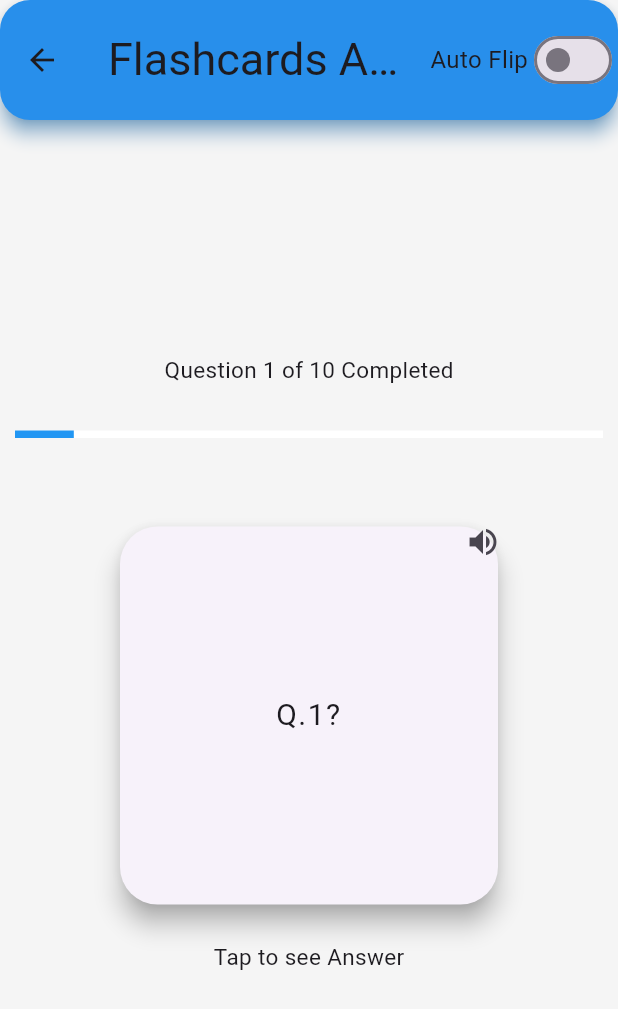
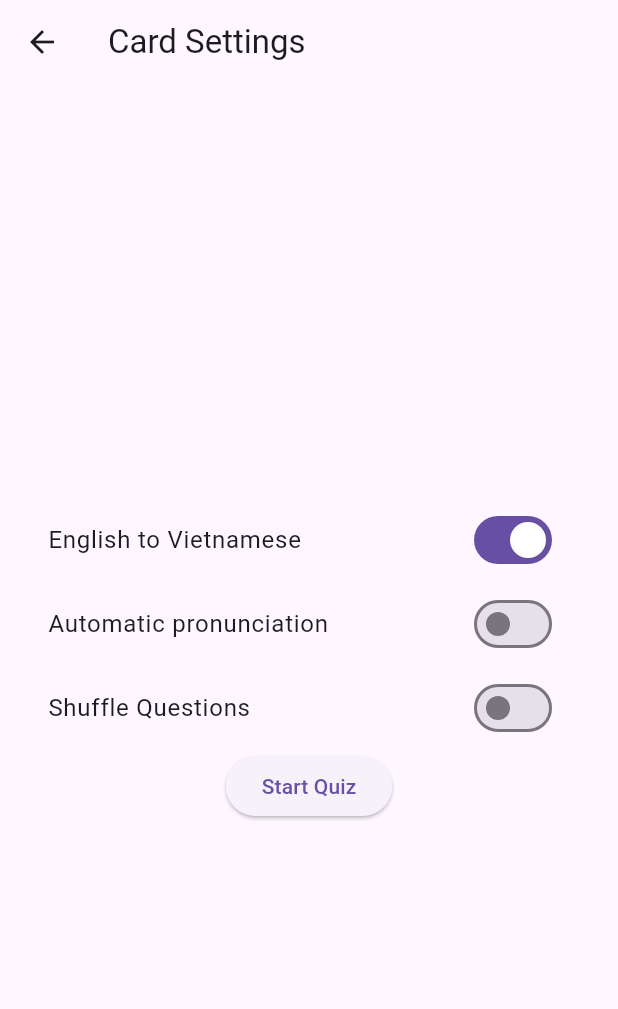
Before and after one commit to PhamThanhTuan0215/Flutter-Learning-English-Application, a Flutter app: the MainMenu screen opened directly with empty values, after a tap on "FlashCard learning", on a phone screen of 412 x 824 dp. Shown: the top 1009 px of the screen. Run offline on Flutter 3.47's test engine with Material 3 defaults, Android fonts, the phone set to English and light mode, and no system bars; drawn by our look-alikes of flip_card; our stand-ins replace csv, file_picker, flutter_tts, ionicons, jwt_decoder, shared_preferences and 1 more; accounts and stored records are empty.

Commit message:
flash Card

```diff
--- a/lib/Homepage.dart
+++ b/lib/Homepage.dart
@@ -4,7 +4,6 @@ import 'package:application_learning_english/screens/popular_flashcard.dart';
 import 'package:application_learning_english/user.dart';
 import 'package:application_learning_english/utils/sessionUser.dart';
 import 'package:flutter/material.dart';
-import 'package:shared_preferences/shared_preferences.dart';
 
 void main() {
   runApp(MyApp());
--- a/lib/flashCard/ques_ans_file.dart
+++ /dev/null
@@ -1,34 +0,0 @@
-class Flashcard {
-  final String question;
-  final String answer;
-
-  Flashcard({required this.question, required this.answer});
-}
-
-List<Flashcard> quesAnsList = [
-  Flashcard(
-      question: "Q.1?",
-      answer: "India has the largest number of wild tigers in the world."),
-  Flashcard(question: "Q.2", answer: "chhatrapati Shivaji Maharaj"),
-  Flashcard(question: "Q.3:", answer: "Sher-e-Punjab"),
-  Flashcard(
-      question: "Q.T4",
-      answer:
-          "Babar and Jahangir were two of the great Mughals wrote their own memories."),
-  Flashcard(question: "Q.5 ?", answer: "Udham Singh"),
-  Flashcard(
-      question: "Q.What other viruses belong to the coronavirus family?",
-      answer: "SARS and MERS"),
-  Flashcard(
-      question: "Q.When did WHO come into force and what is the day called?",
-      answer: "7th April 1948, World Health Day"),
-  Flashcard(
-      question: "Q.What does COVID-19 stand for?",
-      answer: "Coronavirus disease of 2019."),
-  Flashcard(
-      question: "Q.Which scientist was the first to discover Coronavirus?",
-      answer: "June Almeida"),
-  Flashcard(
-      question: "Q.The Taj Mahal was built during the rule of:",
-      answer: "Shah Jahan"),
-];
--- /dev/null
+++ b/lib/screens/Vocab_learning/card_learning/card_setting.dart
@@ -0,0 +1,79 @@
+import 'package:application_learning_english/screens/Vocab_learning/card_learning/flash_card/flashCard.dart';
+import 'package:flutter/material.dart';
+import 'package:application_learning_english/models/word.dart';
+
+class CardSettingsScreen extends StatefulWidget {
+  final List<Word> words;
+
+  const CardSettingsScreen({Key? key, required this.words}) : super(key: key);
+  @override
+  _CardSettingsScreenState createState() => _CardSettingsScreenState();
+}
+
+class _CardSettingsScreenState extends State<CardSettingsScreen> {
+  bool englishToVietnamese = true;
+  bool autoPronounce = false;
+  bool shuffleQuestions = false;
+
+  @override
+  Widget build(BuildContext context) {
+    return Scaffold(
+      appBar: AppBar(
+        title: Text('Card Settings'),
+      ),
+      body: Center(
+        child: Padding(
+          padding: const EdgeInsets.all(16.0),
+          child: Column(
+            mainAxisAlignment: MainAxisAlignment.center,
+            children: <Widget>[
+              SwitchListTile(
+                title: Text('English to Vietnamese'),
+                value: englishToVietnamese,
+                onChanged: (bool value) {
+                  setState(() {
+                    englishToVietnamese = value;
+                  });
+                },
+              ),
+              SwitchListTile(
+                title: Text('Automatic pronunciation'),
+                value: autoPronounce,
+                onChanged: (bool value) {
+                  setState(() {
+                    autoPronounce = value;
+                  });
+                },
+              ),
+              SwitchListTile(
+                title: Text('Shuffle Questions'),
+                value: shuffleQuestions,
+                onChanged: (bool value) {
+                  setState(() {
+                    shuffleQuestions = value;
+                  });
+                },
+              ),
+              ElevatedButton(
+                onPressed: () {
+                  Navigator.push(
+                    context,
+                    MaterialPageRoute(
+                      builder: (context) => FlashCard(
+                        words: widget.words,
+                        isShuffle: shuffleQuestions,
+                        isEnglish: englishToVietnamese,
+                        autoPronounce: autoPronounce,
+                      ),
+                    ),
+                  );
+                },
+                child: Text('Start Quiz'),
+              ),
+            ],
+          ),
+        ),
+      ),
+    );
+  }
+}
--- a/lib/screens/Vocab_learning/main_menu.dart
+++ b/lib/screens/Vocab_learning/main_menu.dart
@@ -1,4 +1,4 @@
-import 'package:application_learning_english/flashCard.dart';
+import 'package:application_learning_english/screens/Vocab_learning/card_learning/card_setting.dart';
 import 'package:application_learning_english/screens/Vocab_learning/quiz_learning/quizSetting.dart';
 import 'package:application_learning_english/screens/Vocab_learning/typing_learning/TypingPracticeScreen.dart';
 import 'package:application_learning_english/models/word.dart';
@@ -26,7 +26,6 @@ class _MainMenuState extends State<MainMenu> {
   void getDataWord() {
     vietnameseWords = widget.words.map((word) => word.vietnamese).toList();
     englishWords = widget.words.map((word) => word.english).toList();
-    print(vietnameseWords);
   }
 
   @override
@@ -44,7 +43,9 @@ class _MainMenuState extends State<MainMenu> {
                 Navigator.push(
                   context,
                   MaterialPageRoute(
-                    builder: (context) => FlashCard(),
+                    builder: (context) => CardSettingsScreen(
+                      words: widget.words,
+                    ),
                   ),
                 );
               },
--- a/lib/screens/list_vocabulary_screen.dart
+++ b/lib/screens/list_vocabulary_screen.dart
@@ -2,7 +2,7 @@ import 'dart:convert';
 import 'dart:io';
 
 import 'package:application_learning_english/config.dart';
-import 'package:application_learning_english/flashCard.dart';
+import 'package:application_learning_english/screens/Vocab_learning/card_learning/flash_card/flashCard.dart';
 import 'package:application_learning_english/models/topic.dart';
 import 'package:application_learning_english/models/word.dart';
 import 'package:application_learning_english/screens/Vocab_learning/main_menu.dart';
```
Also changed, not shown: lib/screens/Vocab_learning/card_learning/flash_card/flashCard.dart (renamed from lib/flashCard.dart, +79 -28 lines), lib/screens/Vocab_learning/card_learning/flash_card/all_constants.dart (renamed from lib/flashCard/all_constants.dart), lib/screens/Vocab_learning/card_learning/flash_card/reusable_card.dart (renamed from lib/flashCard/reusable_card.dart), pubspec.lock.
